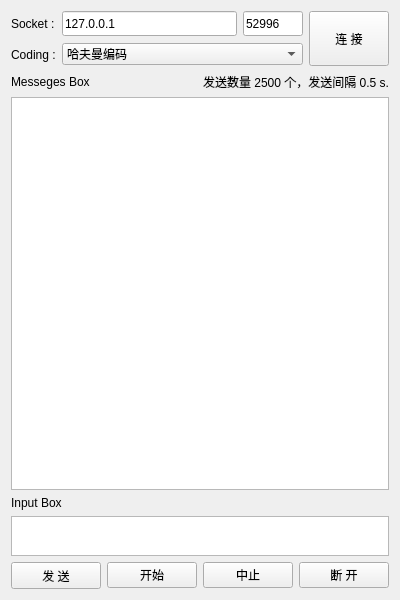
First picture: the form in client.ui, repository zzaiyan/TopK, before the edit.
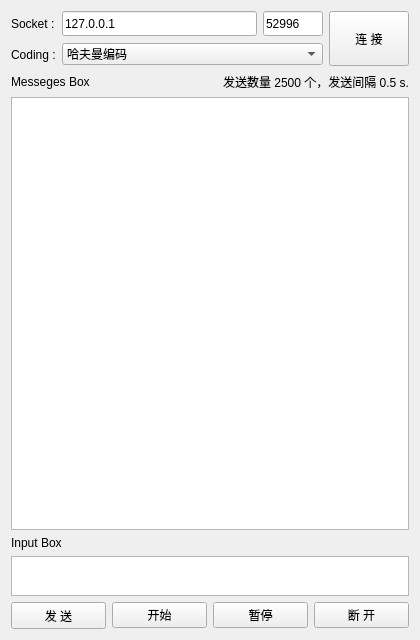
Second picture: the form after the edit.

```diff
--- a/client.ui
+++ b/client.ui
@@ -6,8 +6,8 @@
    <rect>
     <x>0</x>
     <y>0</y>
-    <width>400</width>
-    <height>600</height>
+    <width>420</width>
+    <height>640</height>
    </rect>
   </property>
   <property name="windowTitle">
@@ -167,7 +167,7 @@
      <item>
       <widget class="QPushButton" name="pushButton_stop">
        <property name="text">
-        <string>中止</string>
+        <string>暂停</string>
        </property>
       </widget>
      </item>
```
